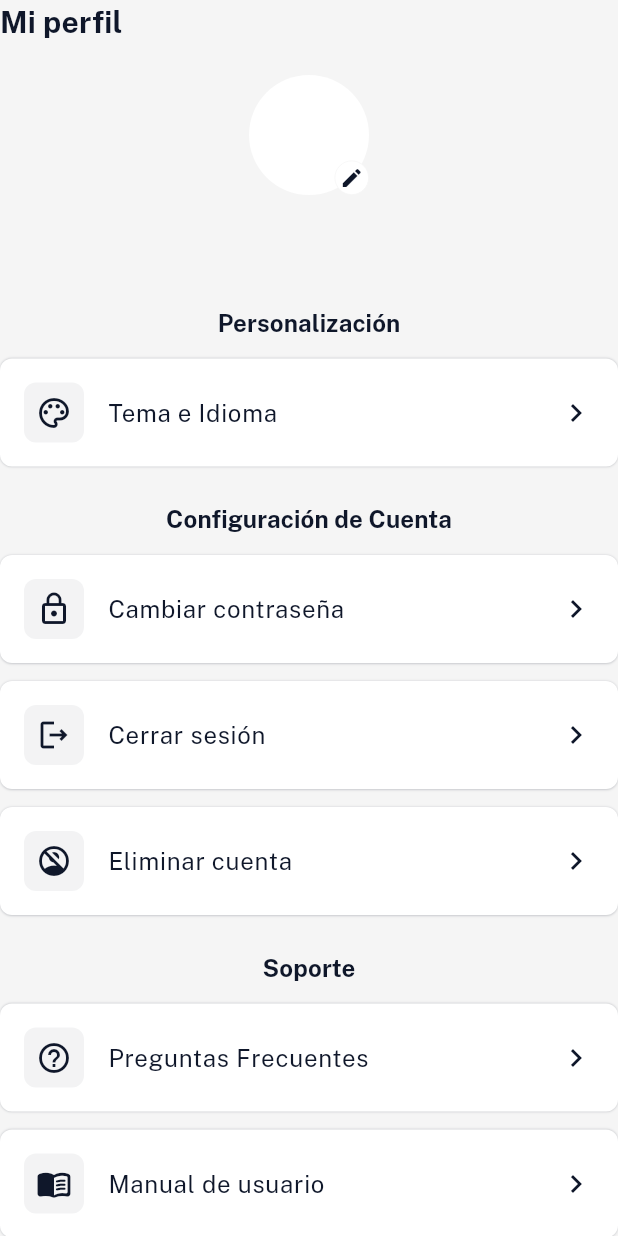
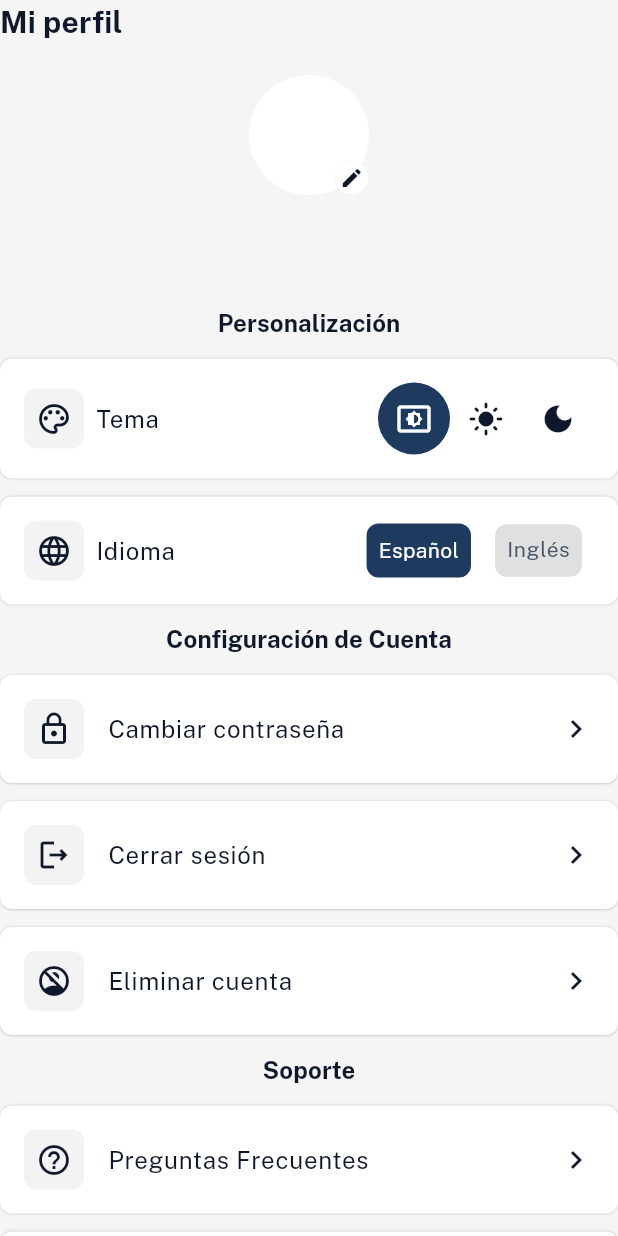
Before and after one commit to Jonathan-Juarez/aqua_steward, a Flutter app: the ProfileScreen widget shown alone on an empty page, opened directly, on a phone screen of 412 x 824 dp. Run offline on Flutter 3.47's test engine with Material 3 defaults, Android fonts, the phone set to English and light mode, and no system bars; our stand-ins replace animate_do, firebase_core, firebase_messaging, fl_chart, flutter_local_notifications, flutter_secure_storage and 8 more; missing offline and left inert: mobile_scanner; accounts and stored records are empty.

Commit message:
refactor(ui): integrar selectores de tema e idioma en ProfileScreen y migrar ValueDialog
- Integracion directa de la seleccion de tema e idioma mediante contenedores interactivos en ProfileScreen, eliminando el dialogo emergente DialogSettings.
- Reemplazo de los sliders de medidas por ContainerListTile con ValueDialog para capacidad, altura y espacio libre en DepositScreen.
- Adicion de la traduccion comun_rango en los archivos l10n (es y en).
- Adicion de nuevos iconos en AppIcon (localDrinkOutlined, heightOutlined, straightenOutlined).

```diff
--- a/lib/core/router/app_router.dart
+++ b/lib/core/router/app_router.dart
@@ -20,7 +20,6 @@ class AppRouter {
   static const String members = "/members";
 
   // Depósitos
-  static const String addDeposit = "/add_deposit";
   static const String depositScreen = "/deposit_screen";
   static const String settingsThreshold = "/settings_threshold";
   static const String scanner = "/scanner";
--- a/lib/core/theme/app_icon.dart
+++ b/lib/core/theme/app_icon.dart
@@ -79,6 +79,9 @@ class AppIcon {
   static const Icon wifi = Icon(Icons.wifi);
   static const Icon waterDamageOutlined = Icon(Icons.water_damage_outlined);
   static const Icon qrCodeScanner = Icon(Icons.qr_code_scanner);
+  static const Icon localDrinkOutlined = Icon(Icons.local_drink_outlined);
+  static const Icon heightOutlined = Icon(Icons.height_outlined);
+  static const Icon straightenOutlined = Icon(Icons.straighten_outlined);
 
   // Iconos de calendario
   static Icon calendarMonth({Color? color, BuildContext? context}) => Icon(
--- a/lib/features/auth/presentation/screens/profile_screen.dart
+++ b/lib/features/auth/presentation/screens/profile_screen.dart
@@ -2,14 +2,20 @@ import 'package:aqua_steward/core/error/result_handler.dart';
 import 'package:aqua_steward/core/extensions/l10n_extensions.dart';
 import 'package:aqua_steward/core/router/app_router.dart';
 import 'package:aqua_steward/core/theme/app_icon.dart';
+import 'package:aqua_steward/core/theme/app_padding.dart';
 import 'package:aqua_steward/core/theme/app_sizedbox.dart';
 import 'package:aqua_steward/core/utils/app_validators.dart';
 import 'package:aqua_steward/core/widgets/container_list_tile.dart';
 import 'package:aqua_steward/core/widgets/dialog_emergent.dart';
+import 'package:aqua_steward/core/widgets/icon_format.dart';
 import 'package:aqua_steward/core/widgets/text_field_format.dart';
 import 'package:aqua_steward/core/widgets/text_format.dart';
+import 'package:aqua_steward/core/providers/language_provider.dart';
+import 'package:aqua_steward/core/providers/theme_provider.dart';
+import 'package:aqua_steward/core/widgets/button_format.dart';
+import 'package:aqua_steward/core/widgets/container_formart.dart';
+import 'package:aqua_steward/core/widgets/filter_chip_format.dart';
 import 'package:aqua_steward/features/auth/presentation/providers/auth_provider.dart';
-import 'package:aqua_steward/features/auth/presentation/widgets/dialog_settings.dart';
 import 'package:aqua_steward/features/deposit/presentation/providers/deposit_provider.dart';
 import 'package:aqua_steward/features/notification/presentation/providers/notification_provider.dart';
 import 'package:flutter/material.dart';
@@ -57,6 +63,16 @@ class _ProfileScreenState extends State<ProfileScreen>
     // Se consumen ambos proveedores para separar responsabilidades de sesión y perfil.
     final provider = context.watch<AuthProvider>();
 
+    final themeProvider = context.watch<ThemeProvider>();
+    final languageProvider = context.watch<LanguageProvider>();
+
+    final String currentTheme = themeProvider.themeMode == ThemeMode.system
+        ? "system"
+        : themeProvider.themeMode == ThemeMode.light
+        ? "light"
+        : "dark";
+    final String currentLanguage = languageProvider.locale.languageCode;
+
     final String name = provider.currentUser?.name ?? "";
     final String lastName = provider.currentUser?.last_name ?? "";
 
@@ -87,9 +103,7 @@ class _ProfileScreenState extends State<ProfileScreen>
                     children: [
                       CircleAvatar(
                         radius: 40,
-                        backgroundColor: Theme.of(
-                          context,
-                        ).colorScheme.primary,
+                        backgroundColor: Theme.of(context).colorScheme.primary,
                         child: TextFormat(
                           text:
                               "${name.isNotEmpty ? name[0] : ''}${lastName.isNotEmpty ? lastName[0] : ''}",
@@ -137,13 +151,90 @@ class _ProfileScreenState extends State<ProfileScreen>
           context: context,
           type: "subtitle",
         ),
-        ContainerListTile(
-          onTap: () => DialogSettings.show(context),
-          title: context.l10n.perfil_tema_idioma,
-          icon: AppIcon.colorLensOutlined,
+        ContainerFormat(
+          children: [
+            Padding(
+              padding: AppPadding.all8,
+              child: Row(
+                mainAxisAlignment: MainAxisAlignment.spaceBetween,
+                children: [
+                  Row(
+                    children: [
+                      const IconFormat(icon: AppIcon.colorLensOutlined),
+                      AppSizedBox.width8,
+                      TextFormat(
+                        text: context.l10n.perfil_tema,
+                        context: context,
+                        type: "body",
+                      ),
+                    ],
+                  ),
+                  Row(
+                    children: [
+                      ButtonFormat(
+                        type: "icon",
+                        icon: AppIcon.systemMode,
+                        isSelected: currentTheme == "system",
+                        onConfirm: () => themeProvider.setTheme("system"),
+                      ),
+                      ButtonFormat(
+                        type: "icon",
+                        icon: AppIcon.lightMode,
+                        isSelected: currentTheme == "light",
+                        onConfirm: () => themeProvider.setTheme("light"),
+                      ),
+                      ButtonFormat(
+                        type: "icon",
+                        icon: AppIcon.darkMode,
+                        isSelected: currentTheme == "dark",
+                        onConfirm: () => themeProvider.setTheme("dark"),
+                      ),
+                    ],
+                  ),
+                ],
+              ),
+            ),
+          ],
         ),
-
         AppSizedBox.height12,
+        ContainerFormat(
+          children: [
+            Padding(
+              padding: AppPadding.all8,
+              child: Row(
+                mainAxisAlignment: MainAxisAlignment.spaceBetween,
+                children: [
+                  Row(
+                    children: [
+                      const IconFormat(icon: Icon(Icons.language_outlined)),
+                      AppSizedBox.width8,
+                      TextFormat(
+                        text: context.l10n.perfil_idioma,
+                        context: context,
+                        type: "body",
+                      ),
+                    ],
+                  ),
+                  Row(
+                    children: [
+                      FilterChipFormat(
+                        label: context.l10n.perfil_espanol,
+                        isSelected: currentLanguage == 'es',
+                        onSelected: (_) => languageProvider.setLanguage("es"),
+                      ),
+                      AppSizedBox.width8,
+                      FilterChipFormat(
+                        label: context.l10n.perfil_ingles,
+                        isSelected: currentLanguage == 'en',
+                        onSelected: (_) => languageProvider.setLanguage("en"),
+                      ),
+                    ],
+                  ),
+                ],
+              ),
+            ),
+          ],
+        ),
 
         // Configuración de cuenta (Cambiar contraseña, Cerrar sesión, Eliminar cuenta)
         TextFormat(
@@ -227,8 +318,6 @@ class _ProfileScreenState extends State<ProfileScreen>
             ),
           ),
         ),
-
-        AppSizedBox.height12,
 
         // Soporte
         TextFormat(
--- a/lib/l10n/app_en.arb
+++ b/lib/l10n/app_en.arb
@@ -10,6 +10,7 @@
   "comun_deposito": "Deposit",
   "comun_umbrales": "Thresholds",
   "comun_abandonar": "Leave",
+  "comun_rango": "Range: {min} - {max} {unit}",
   "logo_nombre": "AquaSteward",
   "logo_slogan": "Smart Water Monitoring",
   "button_inicio": "Home",
--- a/lib/l10n/app_es.arb
+++ b/lib/l10n/app_es.arb
@@ -10,6 +10,7 @@
   "comun_deposito": "Depósito",
   "comun_umbrales": "Umbrales",
   "comun_abandonar": "Abandonar",
+  "comun_rango": "Rango: {min} - {max} {unit}",
   "logo_nombre": "AquaSteward",
   "logo_slogan": "Monitoreo Inteligente del Agua",
   "button_inicio": "Inicio",
--- a/lib/l10n/app_localizations.dart
+++ b/lib/l10n/app_localizations.dart
@@ -158,6 +158,12 @@ abstract class AppLocalizations {
   /// **'Abandonar'**
   String get comun_abandonar;
 
+  /// No description provided for @comun_rango.
+  ///
+  /// In es, this message translates to:
+  /// **'Rango: {min} - {max} {unit}'**
+  String comun_rango(Object max, Object min, Object unit);
+
   /// No description provided for @logo_nombre.
   ///
   /// In es, this message translates to:
--- a/lib/l10n/app_localizations_en.dart
+++ b/lib/l10n/app_localizations_en.dart
@@ -39,6 +39,11 @@ class AppLocalizationsEn extends AppLocalizations {
 
   @override
   String get comun_abandonar => 'Leave';
+
+  @override
+  String comun_rango(Object max, Object min, Object unit) {
+    return 'Range: $min - $max $unit';
+  }
 
   @override
   String get logo_nombre => 'AquaSteward';
--- a/lib/l10n/app_localizations_es.dart
+++ b/lib/l10n/app_localizations_es.dart
@@ -39,6 +39,11 @@ class AppLocalizationsEs extends AppLocalizations {
 
   @override
   String get comun_abandonar => 'Abandonar';
+
+  @override
+  String comun_rango(Object max, Object min, Object unit) {
+    return 'Rango: $min - $max $unit';
+  }
 
   @override
   String get logo_nombre => 'AquaSteward';
```
Also changed, not shown: lib/features/auth/presentation/widgets/dialog_settings.dart (deleted, +0 -109 lines), lib/features/deposit/presentation/screens/deposit_screen.dart (+36 -21 lines), lib/features/deposit/presentation/widgets/slider_format.dart (+11 -37 lines), lib/features/deposit/presentation/widgets/value_dialog.dart (added, +61 -0 lines).
